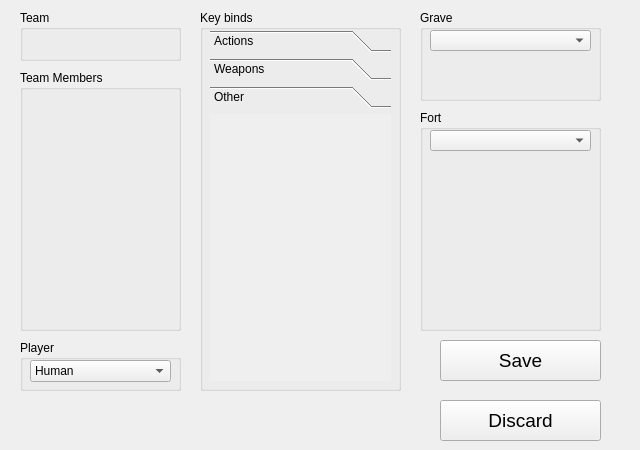
This is QTfrontend/hwform.ui in burp/hedgewars as Qt 5 draws it before an edit. The edited form follows.
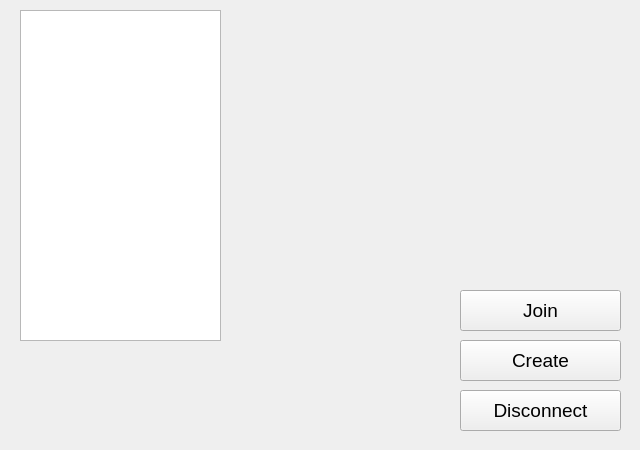
This is the edited form. The open tabs and pages were chosen to show the change. Icons and pictures are not drawn.

Commit message: - clear demos list before adding items  - start to implement net game

The edit to the form file:
```diff
--- a/QTfrontend/hwform.ui
+++ b/QTfrontend/hwform.ui
@@ -50,7 +50,7 @@
      </size>
     </property>
     <property name="currentIndex" >
-     <number>1</number>
+     <number>6</number>
     </property>
     <widget class="QWidget" name="page" >
      <widget class="QPushButton" name="BtnSimpleGame" >
@@ -380,7 +380,7 @@
           <x>0</x>
           <y>0</y>
           <width>181</width>
-          <height>297</height>
+          <height>270</height>
          </rect>
         </property>
         <attribute name="label" >
@@ -397,8 +397,8 @@
          <rect>
           <x>0</x>
           <y>0</y>
-          <width>163</width>
-          <height>252</height>
+          <width>99</width>
+          <height>29</height>
          </rect>
         </property>
         <attribute name="label" >
@@ -713,6 +713,200 @@
        </rect>
       </property>
      </widget>
+     <widget class="QPushButton" name="BtnDemosBack" >
+      <property name="geometry" >
+       <rect>
+        <x>240</x>
+        <y>380</y>
+        <width>161</width>
+        <height>41</height>
+       </rect>
+      </property>
+      <property name="font" >
+       <font>
+        <family>MS Shell Dlg</family>
+        <pointsize>14</pointsize>
+        <weight>50</weight>
+        <italic>false</italic>
+        <bold>false</bold>
+        <underline>false</underline>
+        <strikeout>false</strikeout>
+       </font>
+      </property>
+      <property name="text" >
+       <string>Back</string>
+      </property>
+      <property name="checkable" >
+       <bool>false</bool>
+      </property>
+      <property name="checked" >
+       <bool>false</bool>
+      </property>
+     </widget>
+    </widget>
+    <widget class="QWidget" name="page" >
+     <widget class="QPushButton" name="BtnNetConnect" >
+      <property name="geometry" >
+       <rect>
+        <x>250</x>
+        <y>140</y>
+        <width>161</width>
+        <height>41</height>
+       </rect>
+      </property>
+      <property name="font" >
+       <font>
+        <family>MS Shell Dlg</family>
+        <pointsize>14</pointsize>
+        <weight>50</weight>
+        <italic>false</italic>
+        <bold>false</bold>
+        <underline>false</underline>
+        <strikeout>false</strikeout>
+       </font>
+      </property>
+      <property name="text" >
+       <string>Connect</string>
+      </property>
+      <property name="checkable" >
+       <bool>false</bool>
+      </property>
+      <property name="checked" >
+       <bool>false</bool>
+      </property>
+     </widget>
+     <widget class="QPushButton" name="BtnNetBack" >
+      <property name="geometry" >
+       <rect>
+        <x>250</x>
+        <y>390</y>
+        <width>161</width>
+        <height>41</height>
+       </rect>
+      </property>
+      <property name="font" >
+       <font>
+        <family>MS Shell Dlg</family>
+        <pointsize>14</pointsize>
+        <weight>50</weight>
+        <italic>false</italic>
+        <bold>false</bold>
+        <underline>false</underline>
+        <strikeout>false</strikeout>
+       </font>
+      </property>
+      <property name="text" >
+       <string>Back</string>
+      </property>
+      <property name="checkable" >
+       <bool>false</bool>
+      </property>
+      <property name="checked" >
+       <bool>false</bool>
+      </property>
+     </widget>
+    </widget>
+    <widget class="QWidget" name="page" >
+     <widget class="QPushButton" name="BtnNetChatJoin" >
+      <property name="geometry" >
+       <rect>
+        <x>460</x>
+        <y>290</y>
+        <width>161</width>
+        <height>41</height>
+       </rect>
+      </property>
+      <property name="font" >
+       <font>
+        <family>MS Shell Dlg</family>
+        <pointsize>14</pointsize>
+        <weight>50</weight>
+        <italic>false</italic>
+        <bold>false</bold>
+        <underline>false</underline>
+        <strikeout>false</strikeout>
+       </font>
+      </property>
+      <property name="text" >
+       <string>Join</string>
+      </property>
+      <property name="checkable" >
+       <bool>false</bool>
+      </property>
+      <property name="checked" >
+       <bool>false</bool>
+      </property>
+     </widget>
+     <widget class="QPushButton" name="BtnNetChatCreate" >
+      <property name="geometry" >
+       <rect>
+        <x>460</x>
+        <y>340</y>
+        <width>161</width>
+        <height>41</height>
+       </rect>
+      </property>
+      <property name="font" >
+       <font>
+        <family>MS Shell Dlg</family>
+        <pointsize>14</pointsize>
+        <weight>50</weight>
+        <italic>false</italic>
+        <bold>false</bold>
+        <underline>false</underline>
+        <strikeout>false</strikeout>
+       </font>
+      </property>
+      <property name="text" >
+       <string>Create</string>
+      </property>
+      <property name="checkable" >
+       <bool>false</bool>
+      </property>
+      <property name="checked" >
+       <bool>false</bool>
+      </property>
+     </widget>
+     <widget class="QPushButton" name="BtnNetChatDisconnect" >
+      <property name="geometry" >
+       <rect>
+        <x>460</x>
+        <y>390</y>
+        <width>161</width>
+        <height>41</height>
+       </rect>
+      </property>
+      <property name="font" >
+       <font>
+        <family>MS Shell Dlg</family>
+        <pointsize>14</pointsize>
+        <weight>50</weight>
+        <italic>false</italic>
+        <bold>false</bold>
+        <underline>false</underline>
+        <strikeout>false</strikeout>
+       </font>
+      </property>
+      <property name="text" >
+       <string>Disconnect</string>
+      </property>
+      <property name="checkable" >
+       <bool>false</bool>
+      </property>
+      <property name="checked" >
+       <bool>false</bool>
+      </property>
+     </widget>
+     <widget class="QListWidget" name="ChannelsList" >
+      <property name="geometry" >
+       <rect>
+        <x>20</x>
+        <y>10</y>
+        <width>201</width>
+        <height>331</height>
+       </rect>
+      </property>
+     </widget>
     </widget>
     <widget class="QWidget" name="pageMain" >
      <widget class="QPushButton" name="BtnSinglePlayer" >
```
Left out of the diff: 92 changed lines with no effect on the pictures. The commit also changes 6 other files.
